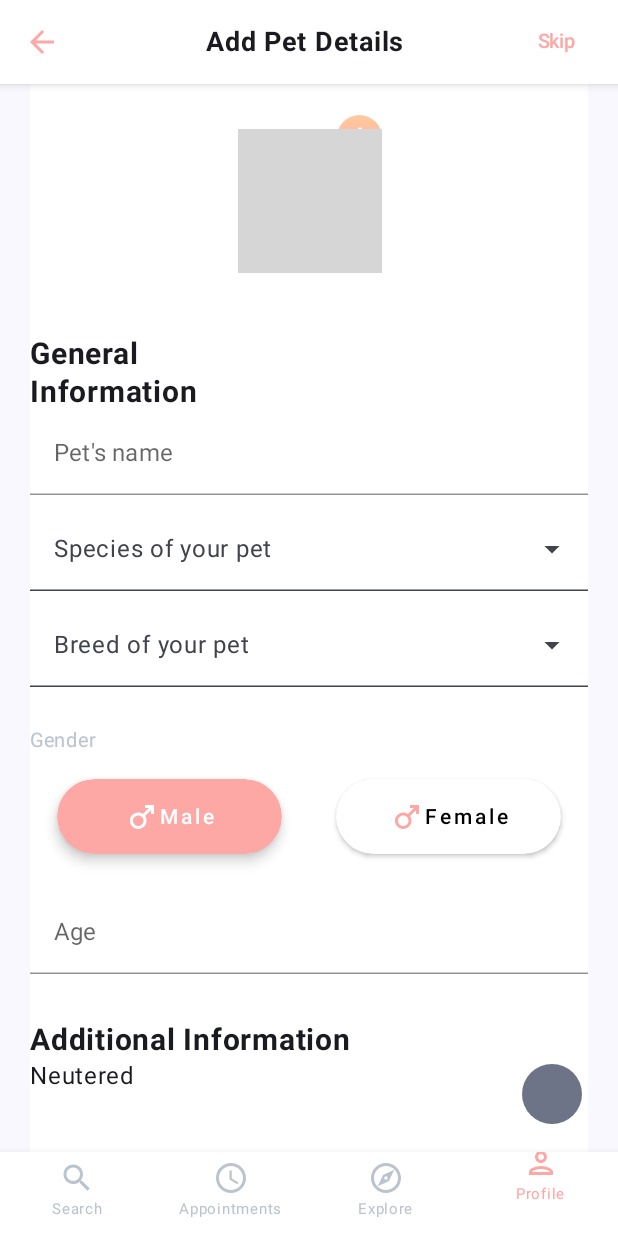
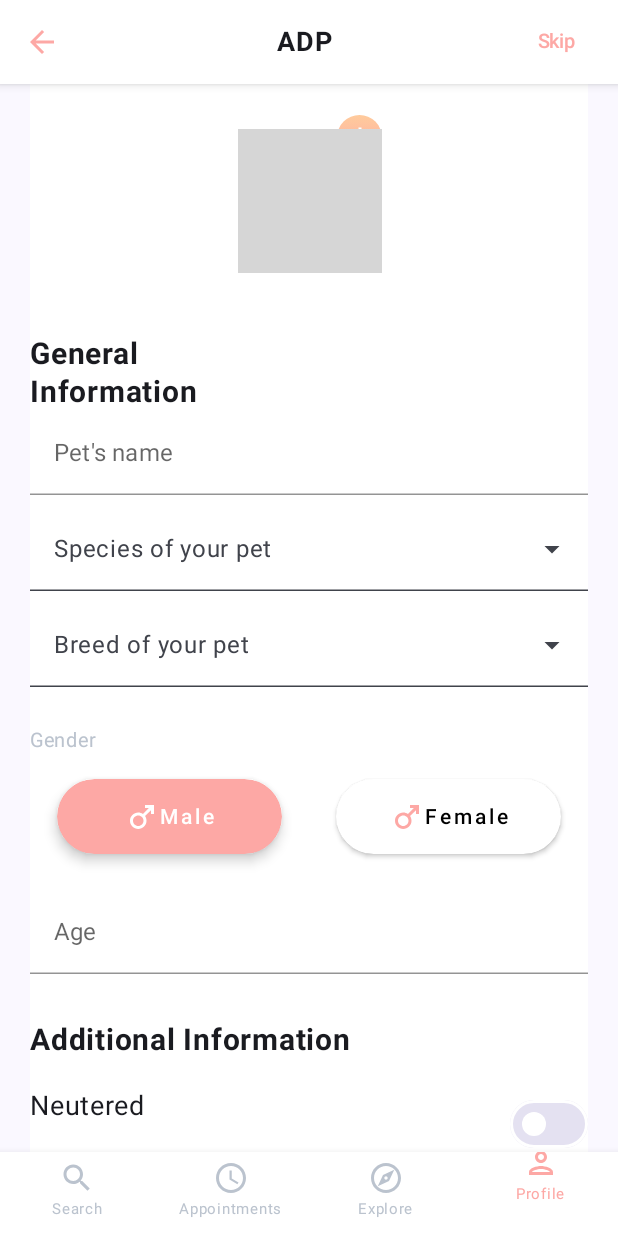
Before and after one commit to Farmaan-Malik/ThatPetPlace, an Android app built with Jetpack Compose: the screen it shows after launch (MainActivity), item 4 of the bottom bar chosen, on a phone screen of 412 x 824 dp. Run offline under Robolectric (Android 15) with nearby library versions, the light colour scheme and no system bars; our stand-ins replace Firebase (no records; nobody signed in at launch, a user with empty details on screens opened directly); grey boxes are pictures that could not be loaded.

Commit message:
work on PetDetailScreen.kt

```diff
--- a/app/src/main/java/com/petplace/thatpetplace/common/Routes.kt
+++ b/app/src/main/java/com/petplace/thatpetplace/common/Routes.kt
@@ -17,6 +17,7 @@ object Routes {
         const val APPOINTMENT_SCREEN= "appointmentScreen"
         const val EXPLORE_SCREEN= "exploreScreen"
         const val PROFILE_SCREEN= "profileScreen"
+        const val PET_PROFILE_SCREEN= "petProfileScreen"
 
     }
 
--- a/app/src/main/java/com/petplace/thatpetplace/homeScreen/navigation/Navigation.kt
+++ b/app/src/main/java/com/petplace/thatpetplace/homeScreen/navigation/Navigation.kt
@@ -1,5 +1,6 @@
 package com.petplace.thatpetplace.homeScreen.navigation
 
+import androidx.compose.foundation.layout.PaddingValues
 import androidx.compose.runtime.Composable
 import androidx.navigation.NavHostController
 import androidx.navigation.compose.NavHost
@@ -8,27 +9,32 @@ import com.petplace.thatpetplace.common.Routes
 import com.petplace.thatpetplace.homeScreen.presentation.appointments.Appointments
 import com.petplace.thatpetplace.homeScreen.presentation.explore.Explore
 import com.petplace.thatpetplace.homeScreen.presentation.profile.Profile
+import com.petplace.thatpetplace.homeScreen.presentation.profile.petDetail.PetDetailScreen
 import com.petplace.thatpetplace.homeScreen.presentation.search.SearchScreen
 
 @Composable
 fun Navigation(
     navController: NavHostController,
+    paddingValues: PaddingValues
 //viewModel: NaviagationViewModel = koinViewModel()
 ) {
 
-        NavHost(navController = navController, startDestination = Routes.HomeScreenRoutes.PROFILE_SCREEN) {
+        NavHost(navController = navController, startDestination = Routes.HomeScreenRoutes.SEARCH_SCREEN) {
 
             composable(Routes.HomeScreenRoutes.SEARCH_SCREEN) {
-                SearchScreen()
+                SearchScreen(paddingValues)
             }
             composable(Routes.HomeScreenRoutes.APPOINTMENT_SCREEN) {
-                Appointments()
+                Appointments(paddingValues)
             }
             composable(Routes.HomeScreenRoutes.EXPLORE_SCREEN) {
-                Explore()
+                Explore(paddingValues)
             }
             composable(Routes.HomeScreenRoutes.PROFILE_SCREEN) {
-                Profile(navController)
+                Profile(navController,paddingValues)
+            }
+            composable(Routes.HomeScreenRoutes.PET_PROFILE_SCREEN) {
+                PetDetailScreen(navController, paddingValues = paddingValues)
             }
 
 
--- a/app/src/main/java/com/petplace/thatpetplace/homeScreen/presentation/HomeScreen.kt
+++ b/app/src/main/java/com/petplace/thatpetplace/homeScreen/presentation/HomeScreen.kt
@@ -1,12 +1,10 @@
 package com.petplace.thatpetplace.home.presentation.homeScreen
 
 import android.annotation.SuppressLint
-import androidx.compose.foundation.layout.fillMaxSize
 import androidx.compose.material3.Scaffold
 import androidx.compose.runtime.Composable
 import androidx.compose.runtime.mutableStateOf
 import androidx.compose.runtime.remember
-import androidx.compose.ui.Modifier
 import androidx.navigation.NavHostController
 import com.petplace.thatpetplace.homeScreen.components.BottomNavBar
 import com.petplace.thatpetplace.homeScreen.navigation.Navigation
@@ -22,10 +20,10 @@ fun HomeScreen(
     val name = remember {
         mutableStateOf("Maria")
     }
-    Scaffold(modifier = Modifier.fillMaxSize(),
+    Scaffold(
         bottomBar = { BottomNavBar(navController = navHostController) })
     { paddingValues ->
-        Navigation(navController = navHostController)
+        Navigation(navController = navHostController, paddingValues)
 
     }
 }
--- a/app/src/main/java/com/petplace/thatpetplace/homeScreen/presentation/appointments/Appointments.kt
+++ b/app/src/main/java/com/petplace/thatpetplace/homeScreen/presentation/appointments/Appointments.kt
@@ -1,5 +1,6 @@
 package com.petplace.thatpetplace.homeScreen.presentation.appointments
 
+import androidx.compose.foundation.layout.PaddingValues
 import androidx.compose.foundation.layout.fillMaxWidth
 import androidx.compose.material3.Text
 import androidx.compose.runtime.Composable
@@ -7,6 +8,6 @@ import androidx.compose.ui.Modifier
 import androidx.compose.ui.text.style.TextAlign
 
 @Composable
-fun Appointments() {
+fun Appointments(paddingValues: PaddingValues) {
     Text(text = "asdasdas",textAlign = TextAlign.Center, modifier = Modifier.fillMaxWidth())
 }
--- a/app/src/main/java/com/petplace/thatpetplace/homeScreen/presentation/explore/Explore.kt
+++ b/app/src/main/java/com/petplace/thatpetplace/homeScreen/presentation/explore/Explore.kt
@@ -1,5 +1,6 @@
 package com.petplace.thatpetplace.homeScreen.presentation.explore
 
+import androidx.compose.foundation.layout.PaddingValues
 import androidx.compose.foundation.layout.fillMaxWidth
 import androidx.compose.material3.Text
 import androidx.compose.runtime.Composable
@@ -7,6 +8,6 @@ import androidx.compose.ui.Modifier
 import androidx.compose.ui.text.style.TextAlign
 
 @Composable
-fun Explore() {
+fun Explore(paddingValues: PaddingValues) {
     Text(text = "asd", textAlign = TextAlign.Center, modifier = Modifier.fillMaxWidth())
 }
--- a/app/src/main/java/com/petplace/thatpetplace/homeScreen/presentation/profile/Profile.kt
+++ b/app/src/main/java/com/petplace/thatpetplace/homeScreen/presentation/profile/Profile.kt
@@ -1,10 +1,14 @@
 package com.petplace.thatpetplace.homeScreen.presentation.profile
 
+import androidx.compose.foundation.layout.PaddingValues
+import androidx.compose.material3.Scaffold
 import androidx.compose.runtime.Composable
 import androidx.navigation.NavHostController
 import com.petplace.thatpetplace.homeScreen.presentation.profile.petDetail.PetDetailScreen
 
 @Composable
-fun Profile(navController: NavHostController) {
-    PetDetailScreen(navController = (navController))
+fun Profile(navController: NavHostController,paddingValues: PaddingValues) {
+    Scaffold { it
+        PetDetailScreen(navController = navController, paddingValues = paddingValues)
+    }
 }
--- /dev/null
+++ b/app/src/main/java/com/petplace/thatpetplace/homeScreen/presentation/profile/components/CustomSwitch.kt
@@ -0,0 +1,39 @@
+package com.petplace.thatpetplace.homeScreen.presentation.profile.components
+
+import androidx.compose.foundation.layout.Arrangement
+import androidx.compose.foundation.layout.Row
+import androidx.compose.foundation.layout.fillMaxWidth
+import androidx.compose.material3.Switch
+import androidx.compose.material3.SwitchDefaults
+import androidx.compose.material3.Text
+import androidx.compose.runtime.Composable
+import androidx.compose.ui.Modifier
+import androidx.compose.ui.graphics.Color
+import androidx.compose.ui.unit.sp
+
+
+@Composable
+fun CustomSwitch(isSelected : Boolean, onChange: ()-> Unit, text:String) {
+    Row(
+        modifier = Modifier.fillMaxWidth(), horizontalArrangement = Arrangement.SpaceBetween
+    ) {
+        Text(text = text, fontSize = 18.sp)
+        Switch(
+            checked = isSelected,
+            onCheckedChange = { onChange() },
+            colors = SwitchDefaults.colors(
+                uncheckedBorderColor = Color.White,
+                uncheckedThumbColor = Color.White,
+                disabledUncheckedBorderColor = Color(
+                    0xFFF5F5F5
+                ),
+                uncheckedTrackColor =Color(0x95D1CCE8),
+                checkedThumbColor = Color.White,
+                checkedTrackColor = Color(0xFFFDA8A5),
+            )
+        )
+    }
+
+
+
+}
--- a/app/src/main/java/com/petplace/thatpetplace/homeScreen/presentation/profile/petDetail/PetDetailScreen.kt
+++ b/app/src/main/java/com/petplace/thatpetplace/homeScreen/presentation/profile/petDetail/PetDetailScreen.kt
@@ -1,19 +1,18 @@
 package com.petplace.thatpetplace.homeScreen.presentation.profile.petDetail
 
+import android.annotation.SuppressLint
 import android.widget.Toast
-import androidx.compose.foundation.ScrollState
 import androidx.compose.foundation.background
 import androidx.compose.foundation.layout.Arrangement
 import androidx.compose.foundation.layout.Column
+import androidx.compose.foundation.layout.PaddingValues
 import androidx.compose.foundation.layout.Row
 import androidx.compose.foundation.layout.Spacer
-import androidx.compose.foundation.layout.fillMaxSize
 import androidx.compose.foundation.layout.fillMaxWidth
 import androidx.compose.foundation.layout.height
 import androidx.compose.foundation.layout.padding
+import androidx.compose.foundation.rememberScrollState
 import androidx.compose.foundation.verticalScroll
-import androidx.compose.material3.ExperimentalMaterial3Api
-import androidx.compose.material3.FilledTonalIconToggleButton
 import androidx.compose.material3.Scaffold
 import androidx.compose.material3.Text
 import androidx.compose.runtime.Composable
@@ -27,17 +26,19 @@ import androidx.compose.ui.text.input.KeyboardType
 import androidx.compose.ui.unit.dp
 import androidx.compose.ui.unit.sp
 import androidx.navigation.NavHostController
+import com.petplace.thatpetplace.auth.presentation.common.components.CustomButton
 import com.petplace.thatpetplace.common.components.PrimaryDropdown
 import com.petplace.thatpetplace.common.components.PrimaryTextInput
 import com.petplace.thatpetplace.homeScreen.presentation.profile.components.AddProfile
 import com.petplace.thatpetplace.homeScreen.presentation.profile.components.ColorToggleButton
+import com.petplace.thatpetplace.homeScreen.presentation.profile.components.CustomSwitch
 import com.petplace.thatpetplace.homeScreen.presentation.profile.components.TopBarProfile
 import org.koin.androidx.compose.koinViewModel
 
-@OptIn(ExperimentalMaterial3Api::class)
+@SuppressLint("UnusedMaterial3ScaffoldPaddingParameter")
 @Composable
 fun PetDetailScreen(
-    navController: NavHostController, viewModel: PetDetailViewModel = koinViewModel()
+    navController: NavHostController, viewModel: PetDetailViewModel = koinViewModel(), paddingValues: PaddingValues
 ) {
     val context = LocalContext.current
     val petsName by remember {
@@ -58,21 +59,27 @@ fun PetDetailScreen(
     val isNeutered by remember {
         viewModel.neutered
     }
+    val isVaccinated by remember {
+        viewModel.vaccinated
+    }
 
-    Scaffold(
-        topBar = {
-            TopBarProfile(title = "Add Pet Details",
-                rightText = "Skip",
-                navController = navController,
-                actionOnclick = { /*TODO*/ })
-        },
-    ) { paddingValues ->
+Scaffold(topBar = {
+    TopBarProfile(
+    title ="ADP",
+    rightText ="Skip",
+    navController =navController
+) {
+/*TODO*/
+}
+}) {it
     Column(
         modifier = Modifier
-                .padding(top = paddingValues.calculateTopPadding())
+            .verticalScroll(rememberScrollState())
+            .padding(
+                top = paddingValues.calculateTopPadding() + it.calculateTopPadding(),
+                bottom = paddingValues.calculateBottomPadding()
+            )
             .padding(horizontal = 20.dp)
-                .fillMaxSize()
-                .verticalScroll(enabled = true, state = ScrollState(1))
             .background(Color.White)
     ) {
         Row(
@@ -141,17 +148,13 @@ fun PetDetailScreen(
         Spacer(modifier = Modifier.height(24.dp))
 
         PrimaryTextInput(
-                label = "Age",
-                value = age,
-                onValueChangeEvent = {
+            label = "Age", value = age, onValueChangeEvent = {
                 if (it == "Invalid") {
                     Toast.makeText(context, "Age should be less than 99", Toast.LENGTH_LONG)
                         .show()
                     viewModel.changeAge("")
-                    } else
-                        viewModel.changeAge(it)
-                },
-                keyboardType = KeyboardType.Number
+                } else viewModel.changeAge(it)
+            }, keyboardType = KeyboardType.Number
         )
         Spacer(modifier = Modifier.height(32.dp))
 
@@ -160,13 +163,32 @@ fun PetDetailScreen(
             fontSize = 20.sp,
             fontWeight = FontWeight.Bold,
         )
-            Row (modifier = Modifier.fillMaxWidth(), horizontalArrangement = Arrangement.SpaceBetween){
-                Text(text = "Neutered")
-                FilledTonalIconToggleButton(checked = isNeutered, onCheckedChange = {viewModel.isNeutered(!isNeutered)}) {
+        Spacer(modifier = Modifier.height(20.dp))
+        Column {
+
+            CustomSwitch(isSelected = isNeutered, text = "Neutered", onChange = {
+                viewModel.isNeutered(
+                    !isNeutered
+                )
+            })
+            CustomSwitch(
+                isSelected = isVaccinated,
+                text = "Vaccinated",
+                onChange = { viewModel.isVaccinated(!isVaccinated) })
+
+            CustomButton(label = "Next") {
+                /*TODO*/
+            }
+
+
+
+        }
+
 
     }
 }
-        }
+
+
+
 
     }
-}
--- a/app/src/main/java/com/petplace/thatpetplace/homeScreen/presentation/profile/petDetail/PetDetailViewModel.kt
+++ b/app/src/main/java/com/petplace/thatpetplace/homeScreen/presentation/profile/petDetail/PetDetailViewModel.kt
@@ -36,6 +36,11 @@ class PetDetailViewModel() : ViewModel() {
 
     val neutered:State<Boolean> = _neutered
 
+    private val _vaccinated =
+        mutableStateOf(false)
+
+    val vaccinated:State<Boolean> = _vaccinated
+
 
     fun changeName(name:String){
         _petsName.value = name
@@ -55,5 +60,8 @@ class PetDetailViewModel() : ViewModel() {
     fun isNeutered(status: Boolean){
         _neutered.value = status
     }
+    fun isVaccinated(status: Boolean){
+        _vaccinated.value = status
+    }
 
 }
--- a/app/src/main/java/com/petplace/thatpetplace/homeScreen/presentation/search/SearchScreen.kt
+++ b/app/src/main/java/com/petplace/thatpetplace/homeScreen/presentation/search/SearchScreen.kt
@@ -3,6 +3,7 @@ package com.petplace.thatpetplace.homeScreen.presentation.search
 import androidx.compose.foundation.background
 import androidx.compose.foundation.layout.Arrangement
 import androidx.compose.foundation.layout.Column
+import androidx.compose.foundation.layout.PaddingValues
 import androidx.compose.foundation.layout.Row
 import androidx.compose.foundation.layout.Spacer
 import androidx.compose.foundation.layout.fillMaxHeight
@@ -31,7 +32,7 @@ import com.petplace.thatpetplace.homeScreen.components.HomeScreenTile
 import com.petplace.thatpetplace.ui.theme.encode
 
 @Composable
-fun SearchScreen() {
+fun SearchScreen(paddingValues: PaddingValues) {
     Scaffold(topBar = {
 
             Row(
```
Lines whose indentation alone changed are shown as unchanged.
